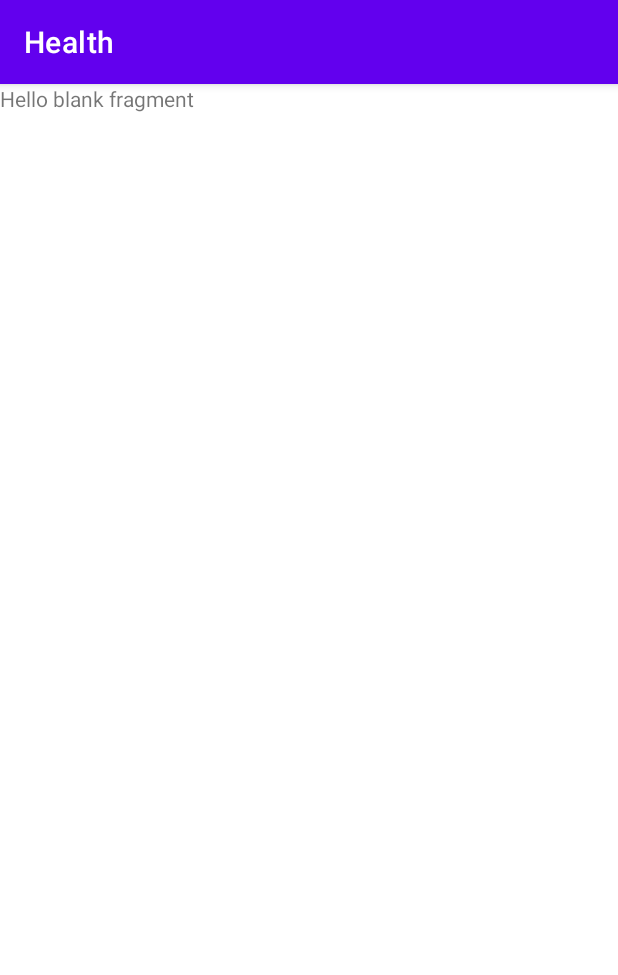
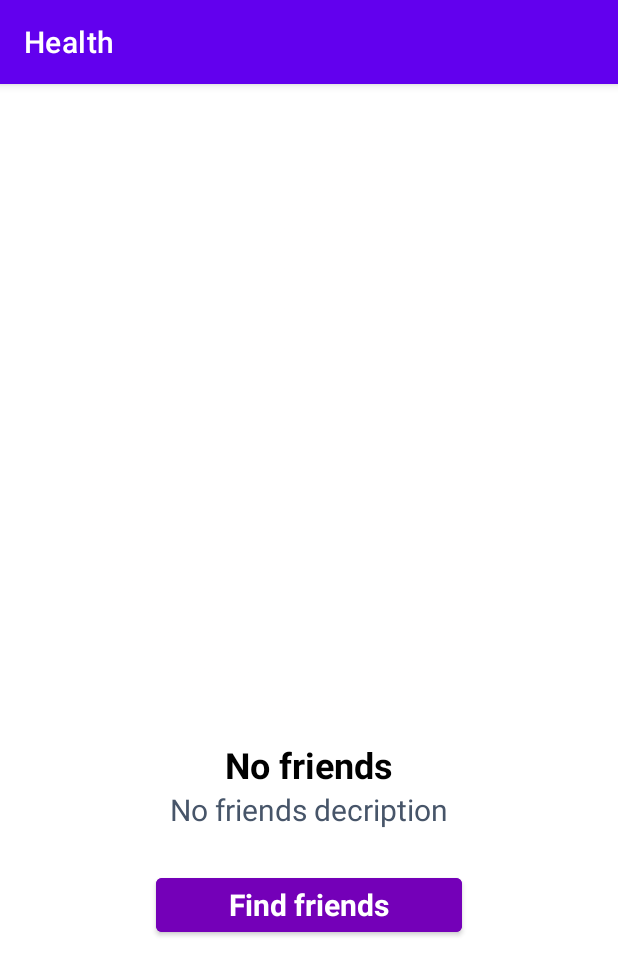
Before and after one commit to tea561/Smartwatch, an Android app: the fragment FriendsFragment shown on its own in the app's theme, on a phone screen of 412 x 824 dp. Shown: the top 975 px of the screen. Run offline under Robolectric (Android 15) with nearby library versions, the phone set to English and light mode, and no system bars.

Commit message:
Friends fragmenti

```diff
--- a/MobileApp/app/src/main/java/elfak/mosis/health/MainActivity.kt
+++ b/MobileApp/app/src/main/java/elfak/mosis/health/MainActivity.kt
@@ -60,7 +60,7 @@ class MainActivity : AppCompatActivity() {
         // menu should be considered as top level destinations.
         appBarConfiguration = AppBarConfiguration(
             setOf(
-                R.id.nav_home, R.id.AddNewDeviceFragment, R.id.nav_slideshow
+                R.id.nav_home, R.id.AddNewDeviceFragment, R.id.FriendsFragment
             ), drawerLayout
         )
         setupActionBarWithNavController(navController, appBarConfiguration)
--- a/MobileApp/app/src/main/java/elfak/mosis/health/ui/friends/FriendsFragment.kt
+++ b/MobileApp/app/src/main/java/elfak/mosis/health/ui/friends/FriendsFragment.kt
@@ -1,32 +1,33 @@
 package elfak.mosis.health.ui.friends
 
 import android.os.Bundle
+import android.util.Log
 import androidx.fragment.app.Fragment
+import androidx.recyclerview.widget.LinearLayoutManager
+import androidx.recyclerview.widget.RecyclerView
 import android.view.LayoutInflater
 import android.view.View
 import android.view.ViewGroup
+import android.widget.Button
+import android.widget.LinearLayout
+import androidx.fragment.app.activityViewModels
+import androidx.navigation.fragment.findNavController
 import elfak.mosis.health.R
+import elfak.mosis.health.ui.friends.model.FriendsViewModel
+import elfak.mosis.health.ui.user.data.User
+import elfak.mosis.health.ui.user.model.UserViewModel
 
-// TODO: Rename parameter arguments, choose names that match
-// the fragment initialization parameters, e.g. ARG_ITEM_NUMBER
-private const val ARG_PARAM1 = "param1"
-private const val ARG_PARAM2 = "param2"
+class FriendsFragment : Fragment() {
 
-/**
- * A simple [Fragment] subclass.
- * Use the [FriendsFragment.newInstance] factory method to
- * create an instance of this fragment.
- */
-class FriendsFragment : Fragment() {
-    // TODO: Rename and change types of parameters
-    private var param1: String? = null
-    private var param2: String? = null
+    private var columnCount = 1
+    private val friendsViewModel: FriendsViewModel by activityViewModels()
+    private val userViewModel: UserViewModel by activityViewModels()
 
     override fun onCreate(savedInstanceState: Bundle?) {
         super.onCreate(savedInstanceState)
+
         arguments?.let {
-            param1 = it.getString(ARG_PARAM1)
-            param2 = it.getString(ARG_PARAM2)
+            columnCount = it.getInt(ARG_COLUMN_COUNT)
         }
     }
 
@@ -34,26 +35,58 @@ class FriendsFragment : Fragment() {
         inflater: LayoutInflater, container: ViewGroup?,
         savedInstanceState: Bundle?
     ): View? {
-        // Inflate the layout for this fragment
-        return inflater.inflate(R.layout.fragment_friends, container, false)
+
+        return inflater.inflate(R.layout.fragment_friends_list, container, false)
+    }
+
+    override fun onViewCreated(view: View, savedInstanceState: Bundle?) {
+        super.onViewCreated(view, savedInstanceState)
+        val recyclerViewRankings = view.findViewById<RecyclerView>(R.id.list)
+
+        friendsViewModel.friends.observe(viewLifecycleOwner){newData ->
+            if(newData.size < 1)
+            {
+                val noFriends: LinearLayout = view.findViewById(R.id.linearLayoutEmptyList)
+                noFriends.visibility = View.VISIBLE
+            }
+            else{
+                val noFriends: LinearLayout = view.findViewById(R.id.linearLayoutEmptyList)
+                noFriends.visibility = View.GONE
+                val rankingsAdapter = MyFriendRecyclerViewAdapter({ user -> openFriendProfile(user)}, emptyList())
+                recyclerViewRankings.adapter = rankingsAdapter
+                userViewModel.currentUser?.let { newData.add(it) }
+                rankingsAdapter.setData(newData)
+                Log.i("Rankings observer", newData.toString())
+            }
+        }
+
+        recyclerViewRankings.layoutManager = LinearLayoutManager(requireContext())
+
+
+        val buttonFindFriends : Button = view.findViewById(R.id.buttonNoFriends)
+        buttonFindFriends.setOnClickListener {
+            findNavController().navigate(R.id.action_FriendsFragment_to_FindFriendFragment)
+        }
+    }
+
+    private fun openFriendProfile(user: User){
+        //setFragmentResult("requestFriend", bundleOf("bundleFriend" to user.uid))
+        //TODO
+        //findNavController().navigate(R.id.action_RankingsFragment_to_ProfileFragment)
+        Log.i("CLICK ON FRIEND", user.username ?: "empty")
     }
 
     companion object {
-        /**
-         * Use this factory method to create a new instance of
-         * this fragment using the provided parameters.
-         *
-         * @param param1 Parameter 1.
-         * @param param2 Parameter 2.
-         * @return A new instance of fragment FriendsFragment.
-         */
-        // TODO: Rename and change types and number of parameters
+
+        // TODO: Customize parameter argument names
+        const val ARG_COLUMN_COUNT = "column-count"
+
+        // TODO: Customize parameter initialization
         @JvmStatic
-        fun newInstance(param1: String, param2: String) =
+        fun newInstance(columnCount: Int) =
             FriendsFragment().apply {
                 arguments = Bundle().apply {
-                    putString(ARG_PARAM1, param1)
-                    putString(ARG_PARAM2, param2)
+                    putInt(ARG_COLUMN_COUNT, columnCount)
                 }
             }
     }
--- /dev/null
+++ b/MobileApp/app/src/main/java/elfak/mosis/health/ui/friends/model/FriendsViewModel.kt
@@ -0,0 +1,29 @@
+package elfak.mosis.health.ui.friends.model
+
+import androidx.lifecycle.LiveData
+import androidx.lifecycle.MutableLiveData
+import androidx.lifecycle.ViewModel
+import elfak.mosis.health.ui.user.data.User
+
+class FriendsViewModel : ViewModel() {
+
+    private val _sendRequestState by lazy { MutableLiveData<SendRequestState>(SendRequestState.Idle)}
+    var sendRequestState: LiveData<SendRequestState> = _sendRequestState
+
+    private var _friends = MutableLiveData<MutableList<User>>()
+    var friends: LiveData<MutableList<User>> = _friends
+
+    fun getFriends(currentUserUid: String) {
+        //TODO
+    }
+
+    fun addFriend(friendId: String) {
+        //TODO
+    }
+}
+
+sealed class SendRequestState {
+    object Idle : SendRequestState()
+    class Success(val message: String = "Successful"): SendRequestState()
+    class FindGameError(val message: String? = null): SendRequestState()
+}
--- /dev/null
+++ b/MobileApp/app/src/main/res/layout/fragment_friends_list.xml
@@ -0,0 +1,70 @@
+<?xml version="1.0" encoding="utf-8"?>
+<androidx.constraintlayout.widget.ConstraintLayout
+    xmlns:app="http://schemas.android.com/apk/res-auto"
+    xmlns:tools="http://schemas.android.com/tools"
+    android:layout_width="match_parent"
+    android:layout_height="match_parent"
+    xmlns:android="http://schemas.android.com/apk/res/android"
+    tools:context=".ui.friends.FriendsFragment">
+    <androidx.recyclerview.widget.RecyclerView xmlns:android="http://schemas.android.com/apk/res/android"
+
+        android:id="@+id/list"
+        android:name="elfak.mosis.health.ui.friends.FriendsFragment"
+        android:layout_width="match_parent"
+        android:layout_height="match_parent"
+        android:layout_marginLeft="16dp"
+        android:layout_marginRight="16dp"
+        app:layoutManager="LinearLayoutManager"
+
+        tools:listitem="@layout/fragment_friends" >
+
+    </androidx.recyclerview.widget.RecyclerView>
+
+    <LinearLayout
+        android:id="@+id/linearLayoutEmptyList"
+        android:layout_width="match_parent"
+        android:layout_height="match_parent"
+        android:orientation="vertical"
+        app:layout_constraintBottom_toBottomOf="parent"
+        app:layout_constraintEnd_toEndOf="parent"
+        app:layout_constraintStart_toStartOf="parent"
+        app:layout_constraintTop_toTopOf="parent">
+
+        <ImageView
+            android:id="@+id/imageView2"
+            android:layout_width="match_parent"
+            android:layout_height="437dp"
+            android:src="@drawable/fire" />
+
+        <TextView
+            android:id="@+id/textViewNoFriends"
+            android:layout_width="wrap_content"
+            android:layout_height="wrap_content"
+            android:layout_gravity="center_horizontal"
+            android:text="No friends"
+            android:textColor="@color/black"
+            android:textSize="24sp"
+            android:textStyle="bold" />
+
+        <TextView
+            android:id="@+id/textViewNoFriendsDesc"
+            android:layout_width="wrap_content"
+            android:layout_height="53dp"
+            android:layout_gravity="center_horizontal"
+            android:text="No friends decription"
+            android:textAlignment="center"
+            android:textColor="@color/gray_dark"
+            android:textSize="20sp" />
+
+        <Button
+            android:id="@+id/buttonNoFriends"
+            android:layout_width="204dp"
+            android:layout_height="wrap_content"
+            android:layout_gravity="center_horizontal"
+            android:backgroundTint="@color/purple"
+            android:text="Find friends"
+            android:textAppearance="@style/TextAppearance.AppCompat.Body1"
+            android:textSize="20sp"
+            android:textStyle="bold" />
+    </LinearLayout>
+</androidx.constraintlayout.widget.ConstraintLayout>
--- a/MobileApp/app/src/main/res/menu/activity_main_drawer.xml
+++ b/MobileApp/app/src/main/res/menu/activity_main_drawer.xml
@@ -13,8 +13,8 @@
             android:icon="@drawable/bloodpressure"
             android:title="Devices" />
         <item
-            android:id="@+id/nav_slideshow"
+            android:id="@+id/FriendsFragment"
             android:icon="@drawable/ic_menu_slideshow"
-            android:title="@string/menu_slideshow" />
+            android:title="Friends" />
     </group>
 </menu>
```
Also changed, not shown: MobileApp/app/src/main/java/elfak/mosis/health/ui/friends/FindFriendFragment.kt (added, +70 -0 lines), MobileApp/app/src/main/java/elfak/mosis/health/ui/friends/MyFriendRecyclerViewAdapter.kt (added, +93 -0 lines), MobileApp/app/src/main/java/elfak/mosis/health/ui/friends/placeholder/PlaceholderContent.kt (added, +57 -0 lines), MobileApp/app/src/main/res/layout/fragment_find_friend.xml (added, +47 -0 lines), MobileApp/app/src/main/res/layout/fragment_friends.xml (+61 -8 lines), MobileApp/app/src/main/res/navigation/mobile_navigation.xml (+18 -0 lines), MobileApp/app/src/main/AndroidManifest.xml (line endings or trailing spaces).
